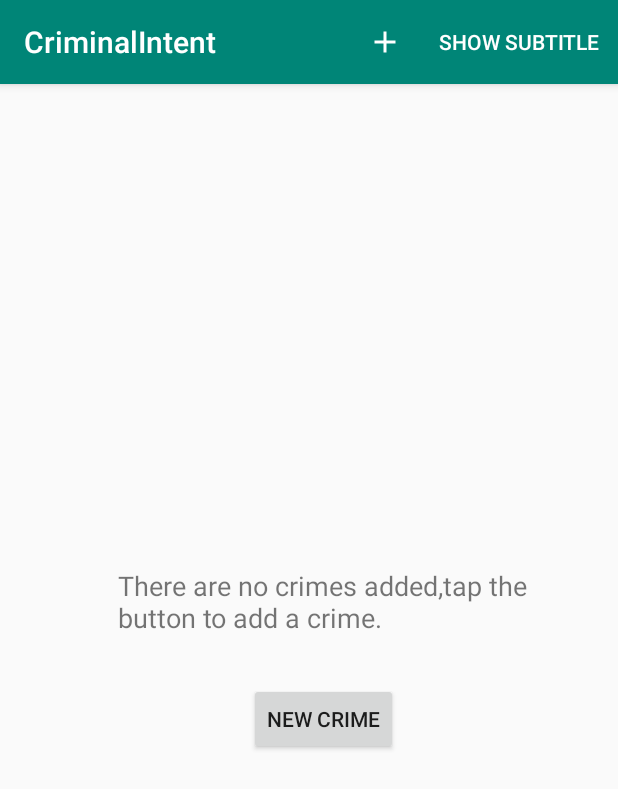
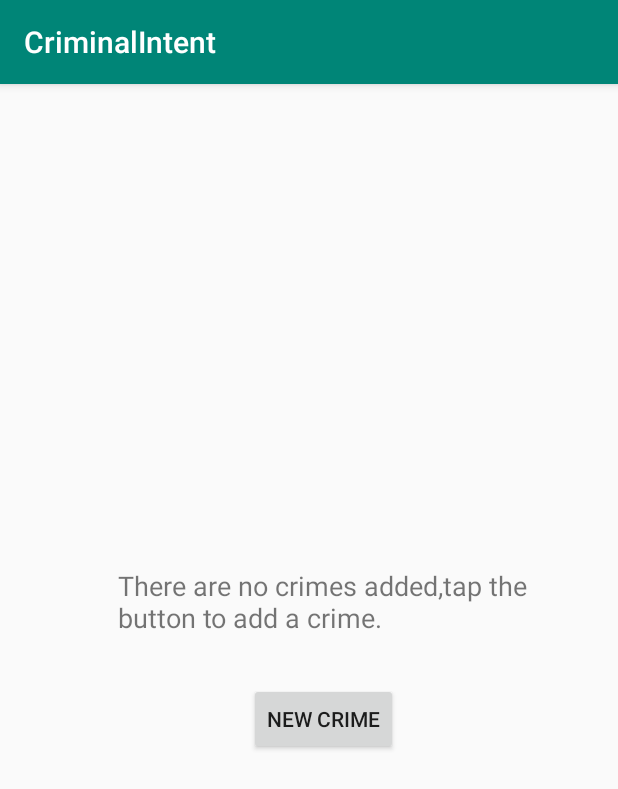
Before and after one commit to Nizar4790k/CriminalIntent, an Android app: the screen it shows after launch (CrimeListActivity), on a phone screen of 412 x 824 dp. Shown: the top 789 px of the screen. Run offline under Robolectric (Android 15) with nearby library versions, the phone set to English and light mode, and no system bars.

Commit message:
bug fixed when listCrime.size()==0 and when the user taps add menuItem

```diff
--- a/app/src/main/java/android/bignerdranch/com/CrimeListActivity.java
+++ b/app/src/main/java/android/bignerdranch/com/CrimeListActivity.java
@@ -12,7 +12,18 @@ public class CrimeListActivity extends  SingleFragmentActivity implements CrimeL
 
     @Override
     protected Fragment createFragment() {
-        return new CrimeListFragment();
+
+        int crimeNumber = CrimeLab.get(this).getCrimes().size();
+
+        if(crimeNumber==0){
+            return new EmptyCrimesFragment();
+        }else {
+            return new CrimeListFragment();
+        }
+
+
+
+
     }
 
     @Override
--- a/app/src/main/java/android/bignerdranch/com/CrimeListFragment.java
+++ b/app/src/main/java/android/bignerdranch/com/CrimeListFragment.java
@@ -63,10 +63,9 @@ public class CrimeListFragment  extends Fragment {
     @Nullable
     @Override
     public View onCreateView(@NonNull LayoutInflater inflater, @Nullable ViewGroup container, @Nullable Bundle savedInstanceState) {
-            View view;
 
-        if(CrimeLab.get(getContext()).getCrimes().size()!=0) {
-             view = inflater.inflate(R.layout.fragment_crime_list, container, false);
+
+          View  view = inflater.inflate(R.layout.fragment_crime_list, container, false);
 
             mCrimeRecyclerView = (RecyclerView) view.findViewById(R.id.crime_recycler_view);
             mCrimeRecyclerView.setLayoutManager(new LinearLayoutManager(getActivity()));
@@ -82,28 +81,7 @@ public class CrimeListFragment  extends Fragment {
 
 
 
-
-        } else {
-
-            view = inflater.inflate(R.layout.empty_crimes,container,false);
-
-            Button button = (Button)view.findViewById(R.id.button);
-            TextView textView = (TextView)view.findViewById(R.id.textView);
-
-            button.setOnClickListener(new View.OnClickListener() {
-                @Override
-                public void onClick(View v) {
-                    Crime crime = new Crime();
-                    CrimeLab.get(getActivity()).addCrime(crime);
-                    Intent intent = CrimePagerActivity.newIntent(getActivity(),crime.getId());
-                    startActivity(intent);
-                }
-            });
-
-
-        }
-
-
+        setHasOptionsMenu(true);
         return view;
     }
 
@@ -113,6 +91,10 @@ public class CrimeListFragment  extends Fragment {
 
 
         if(crimes.size()==0){
+
+         View view=  getLayoutInflater().inflate(R.layout.empty_crimes,null,false);
+           getActivity().setContentView(view);
+           setHasOptionsMenu(false);
             return;
         }
 
@@ -344,6 +326,7 @@ public class CrimeListFragment  extends Fragment {
             crimeLab.deleteCrime(crime);
             mAdapter.mCrimes.remove(crime);
             mAdapter.notifyItemRemoved(position);
+            updateUI();
 
 
         }
--- /dev/null
+++ b/app/src/main/java/android/bignerdranch/com/EmptyCrimesFragment.java
@@ -0,0 +1,54 @@
+package android.bignerdranch.com;
+
+import android.content.Intent;
+import android.os.Bundle;
+import android.support.annotation.NonNull;
+import android.support.annotation.Nullable;
+import android.support.v4.app.Fragment;
+import android.view.LayoutInflater;
+import android.view.Menu;
+import android.view.MenuInflater;
+import android.view.MenuItem;
+import android.view.View;
+import android.view.ViewGroup;
+import android.widget.Button;
+import android.widget.TextView;
+
+public class EmptyCrimesFragment extends Fragment {
+
+    @Nullable
+    @Override
+    public View onCreateView(@NonNull LayoutInflater inflater, @Nullable ViewGroup container, @Nullable Bundle savedInstanceState) {
+
+       View view = inflater.inflate(R.layout.empty_crimes,container,false);
+
+
+        Button button = (Button)view.findViewById(R.id.button);
+        TextView textView = (TextView)view.findViewById(R.id.textView);
+
+        button.setOnClickListener(new View.OnClickListener() {
+            @Override
+            public void onClick(View v) {
+                Crime crime = new Crime();
+                CrimeLab.get(getActivity()).addCrime(crime);
+                Intent intent = CrimePagerActivity.newIntent(getActivity(),crime.getId());
+                startActivity(intent);
+
+
+            }
+        });
+
+
+        return view;
+
+    }
+
+
+
+    @Override
+    public void onCreate(@Nullable Bundle savedInstanceState) {
+        super.onCreate(savedInstanceState);
+    }
+
+
+}
```
